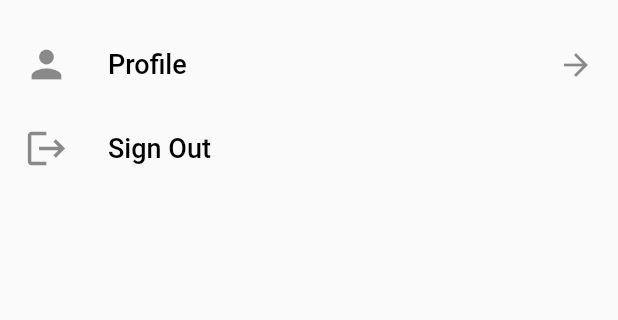
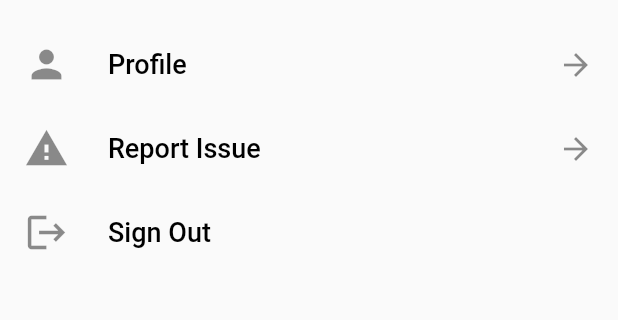
Before and after one commit to alisa-uthi/flutter-getya, a Flutter app: the screen it shows after launch, with the side drawer open, on a phone screen of 412 x 824 dp, the part 567-887 px from its top. Run offline on Flutter 3.47's test engine with Material 2 defaults, Android fonts, the phone set to English and light mode, and no system bars; our stand-ins replace flutter_datetime_picker, google_fonts.

Commit message:
Fix: report issue route and keyboard action

```diff
--- a/lib/widgets/custom_drawer.dart
+++ b/lib/widgets/custom_drawer.dart
@@ -3,6 +3,7 @@ import 'package:getya/screens/deliveryStatus/delivery_status_screen.dart';
 import 'package:getya/screens/home/home_screen.dart';
 import 'package:getya/screens/notification/notification_screen.dart';
 import 'package:getya/screens/profile/profile_screen.dart';
+import 'package:getya/screens/reportIssue/report_issue_screen.dart';
 import 'package:getya/screens/shoppingCart/shopping_cart_screen.dart';
 import 'package:getya/screens/signin/signin_screen.dart';
 import 'package:getya/widgets/custom_drawer_header.dart';
@@ -14,6 +15,7 @@ class CustomDrawer extends StatelessWidget {
     Icon(Icons.directions_car, size: 30),
     Icon(Icons.notifications, size: 30),
     Icon(Icons.person, size: 30),
+    Icon(Icons.report_problem, size: 30),
     Icon(Icons.logout, size: 30),
   ];
 
@@ -23,6 +25,7 @@ class CustomDrawer extends StatelessWidget {
     "Delivery Status",
     "Notification",
     "Profile",
+    "Report Issue",
     "Sign Out",
   ];
 
@@ -32,6 +35,7 @@ class CustomDrawer extends StatelessWidget {
     DeliveryStatusScreen.routeName,
     NotificationScreen.routeName,
     ProfileScreen.routeName,
+    ReportIssueScreen.routeName,
     SignInScreen.routeName,
   ];
 
@@ -57,7 +61,7 @@ class CustomDrawer extends StatelessWidget {
                     child: ListTile(
                       leading: icons[index],
                       title: Text(titles[index]),
-                      trailing: index != 5 ? Icon(Icons.arrow_forward) : null,
+                      trailing: index != 6 ? Icon(Icons.arrow_forward) : null,
                     ),
                   );
                 },
```
Also changed, not shown: lib/screens/reportIssue/components/report_form.dart (+7 -0 lines).
